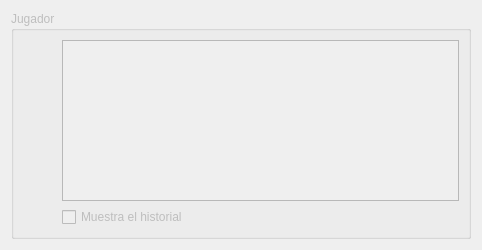
Above: ui/wdgUserPanel.ui from turulomio/glparchis before the change. Below: the same form after it.
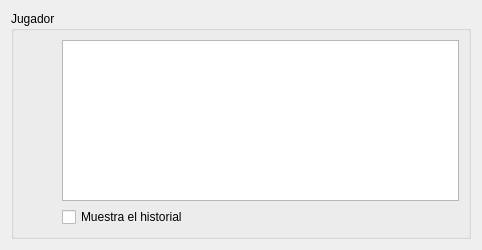
That is the form after the change. Icons and pictures are not drawn.

What changed in the file:
```diff
--- a/ui/wdgUserPanel.ui
+++ b/ui/wdgUserPanel.ui
@@ -2,9 +2,6 @@
 <ui version="4.0">
  <class>wdgUserPanel</class>
  <widget class="QWidget" name="wdgUserPanel">
-  <property name="enabled">
-   <bool>false</bool>
-  </property>
   <property name="geometry">
    <rect>
     <x>0</x>
@@ -37,6 +34,9 @@
   <layout class="QVBoxLayout">
    <item>
     <widget class="QGroupBox" name="grp">
+     <property name="enabled">
+      <bool>true</bool>
+     </property>
      <property name="title">
       <string>Jugador</string>
      </property>
```
Left out of the diff: 15 changed lines with no effect on the pictures.
